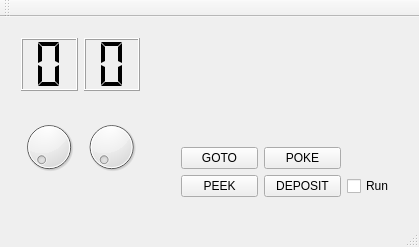
This is mainwindow.ui in lithium/qblinkenbox as Qt 5 draws it before an edit. The edited form follows.
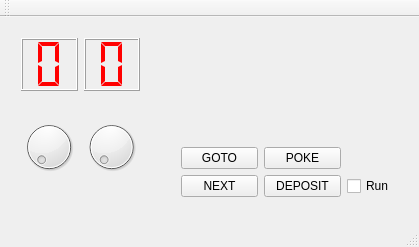
This is the edited form. Icons and pictures are not drawn.

Commit message: peek and poke

```diff
--- a/mainwindow.ui
+++ b/mainwindow.ui
@@ -40,6 +40,43 @@
       <layout class="QHBoxLayout" name="horizontalLayout">
        <item>
         <widget class="QLCDNumber" name="lcdNumber">
+         <property name="palette">
+          <palette>
+           <active>
+            <colorrole role="WindowText">
+             <brush brushstyle="SolidPattern">
+              <color alpha="255">
+               <red>255</red>
+               <green>0</green>
+               <blue>0</blue>
+              </color>
+             </brush>
+            </colorrole>
+           </active>
+           <inactive>
+            <colorrole role="WindowText">
+             <brush brushstyle="SolidPattern">
+              <color alpha="255">
+               <red>255</red>
+               <green>0</green>
+               <blue>0</blue>
+              </color>
+             </brush>
+            </colorrole>
+           </inactive>
+           <disabled>
+            <colorrole role="WindowText">
+             <brush brushstyle="SolidPattern">
+              <color alpha="255">
+               <red>69</red>
+               <green>69</green>
+               <blue>69</blue>
+              </color>
+             </brush>
+            </colorrole>
+           </disabled>
+          </palette>
+         </property>
          <property name="smallDecimalPoint">
           <bool>false</bool>
          </property>
@@ -62,6 +99,70 @@
        </item>
        <item>
         <widget class="QLCDNumber" name="lcdNumber_2">
+         <property name="palette">
+          <palette>
+           <active>
+            <colorrole role="WindowText">
+             <brush brushstyle="SolidPattern">
+              <color alpha="255">
+               <red>255</red>
+               <green>0</green>
+               <blue>0</blue>
+              </color>
+             </brush>
+            </colorrole>
+            <colorrole role="Text">
+             <brush brushstyle="SolidPattern">
+              <color alpha="255">
+               <red>0</red>
+               <green>0</green>
+               <blue>0</blue>
+              </color>
+             </brush>
+            </colorrole>
+           </active>
+           <inactive>
+            <colorrole role="WindowText">
+             <brush brushstyle="SolidPattern">
+              <color alpha="255">
+               <red>255</red>
+               <green>0</green>
+               <blue>0</blue>
+              </color>
+             </brush>
+            </colorrole>
+            <colorrole role="Text">
+             <brush brushstyle="SolidPattern">
+              <color alpha="255">
+               <red>0</red>
+               <green>0</green>
+               <blue>0</blue>
+              </color>
+             </brush>
+            </colorrole>
+           </inactive>
+           <disabled>
+            <colorrole role="WindowText">
+             <brush brushstyle="SolidPattern">
+              <color alpha="255">
+               <red>69</red>
+               <green>69</green>
+               <blue>69</blue>
+              </color>
+             </brush>
+            </colorrole>
+            <colorrole role="Text">
+             <brush brushstyle="SolidPattern">
+              <color alpha="255">
+               <red>69</red>
+               <green>69</green>
+               <blue>69</blue>
+              </color>
+             </brush>
+            </colorrole>
+           </disabled>
+          </palette>
+         </property>
          <property name="smallDecimalPoint">
           <bool>false</bool>
          </property>
@@ -461,7 +562,7 @@
        <item row="1" column="0">
         <widget class="QPushButton" name="button_peek">
          <property name="text">
-          <string>PEEK</string>
+          <string>NEXT</string>
          </property>
         </widget>
        </item>
```
Left out of the diff: 61 changed lines with no effect on the pictures. The commit also changes 3 other files.
